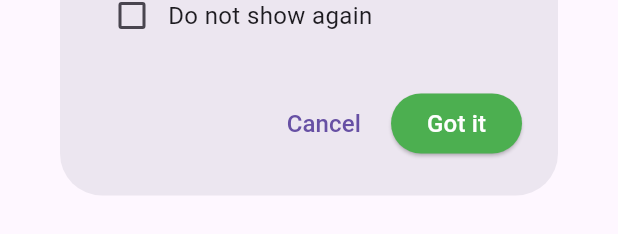
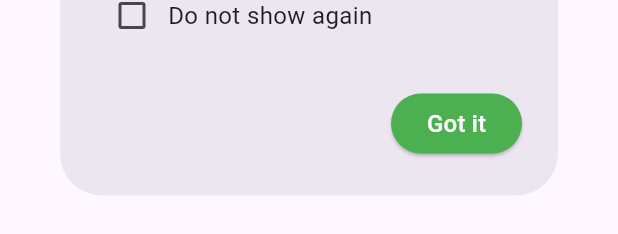
Before and after one commit to yashb2009/newmedtracker, a Flutter app: the BottleInstructionsDialog widget shown alone on an empty page, opened directly, on a phone screen of 412 x 824 dp. Shown: the part 682-916 px from the top of the screen. Run offline on Flutter 3.47's test engine with Material 3 defaults, Android fonts, the phone set to English and light mode, and no system bars; our stand-ins replace camera, image_picker, isar, shared_preferences; missing offline and left inert: google_mlkit_text_recognition; accounts and stored records are empty; generated files the repository leaves out were written again.

Commit message:
Remove Cancel button from bottle instructions dialog
Removed the Cancel option from the bottle instructions popup since
users should acknowledge the instructions before proceeding. The dialog
now only has a "Got it" button.

```diff
--- a/lib/widgets/bottle_instructions_dialog.dart
+++ b/lib/widgets/bottle_instructions_dialog.dart
@@ -53,13 +53,6 @@ class _BottleInstructionsDialogState extends State<BottleInstructionsDialog> {
         ),
       ),
       actions: [
-        TextButton(
-          onPressed: () => Navigator.of(context).pop(false),
-          child: const Text(
-            'Cancel',
-            style: TextStyle(fontSize: 16),
-          ),
-        ),
         ElevatedButton(
           onPressed: () async {
             // Save preference if "Do not show again" is checked
```
Also changed, not shown: lib/screens/new_element_screen.dart (+2 -6 lines).
